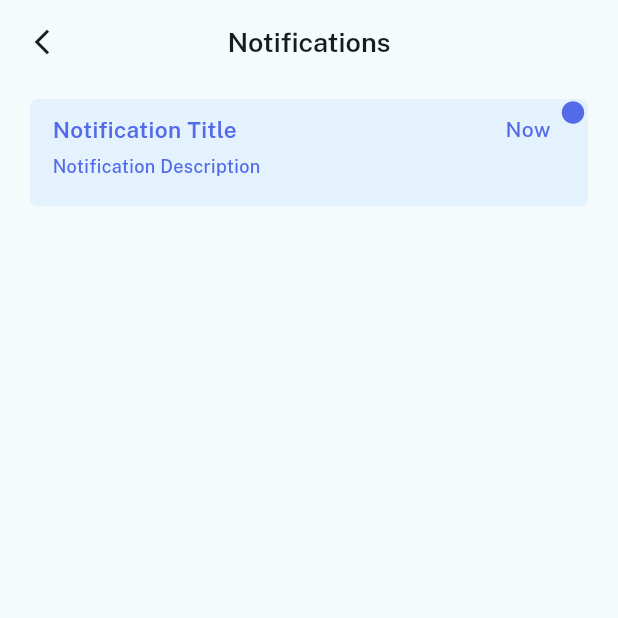
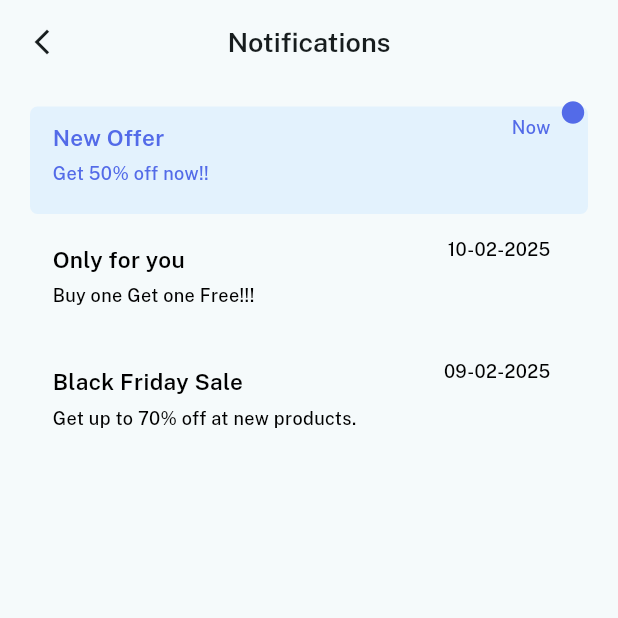
Before and after one commit to HAMZA-CH420/Shoe-Fanatic, a Flutter app: the screen it shows after launch, in the side drawer, after a tap on "Notification", on a phone screen of 412 x 824 dp, the top half of it. Run offline on Flutter 3.47's test engine with Material 3 defaults, Android fonts, the phone set to English and light mode, and no system bars; our stand-ins replace flutter_svg, google_fonts, iconsax, permission_handler, shared_preferences, smooth_page_indicator.

Commit message:
minor changes

```diff
--- a/lib/Features/Authentication Screens/SignUpScreen/enable_notification.dart
+++ b/lib/Features/Authentication Screens/SignUpScreen/enable_notification.dart
@@ -7,7 +7,7 @@ import 'package:shoe_fantastic/Features/Authentication%20Screens/widgets/custom_
 import 'package:shoe_fantastic/Features/BottomNavBar/bottom_nav_bar.dart';
 import 'package:shoe_fantastic/Ui%20Helper/Color%20Palate/color_palate.dart';
 
-import '../../../viewModel/Notification Services/notification_services.dart';
+import '../../../Services/Notification Services/notification_services.dart';
 
 class EnableNotification extends StatelessWidget {
   EnableNotification({super.key});
@@ -112,7 +112,7 @@ class EnableNotification extends StatelessWidget {
           ),
           actions: [
             InkWell(
-                onTap: () async{
+                onTap: () async {
                   var pref = await SharedPreferences.getInstance();
                   pref.setBool("isLoggedIn", true);
                   Navigator.pushReplacement(
--- a/lib/Features/NotificationScreen/notification_screen.dart
+++ b/lib/Features/NotificationScreen/notification_screen.dart
@@ -1,11 +1,21 @@
 import 'package:flutter/material.dart';
 import 'package:google_fonts/google_fonts.dart';
+import 'package:provider/provider.dart';
+import 'package:shoe_fantastic/Features/NotificationScreen/viewModel/provider/notification_provider.dart';
 import 'package:shoe_fantastic/Features/NotificationScreen/widgets/notification_widget.dart';
 
-class NotificationScreen extends StatelessWidget {
+class NotificationScreen extends StatefulWidget {
   const NotificationScreen({super.key});
+
+  @override
+  State<NotificationScreen> createState() => _NotificationScreenState();
+}
+
+class _NotificationScreenState extends State<NotificationScreen> {
   @override
   Widget build(BuildContext context) {
+    List<Map<String, dynamic>> notifications =
+        Provider.of<NotificationProvider>(context).getDummyData();
     return Scaffold(
       appBar: AppBar(
         leading: IconButton(
@@ -29,11 +39,19 @@ class NotificationScreen extends StatelessWidget {
         padding: const EdgeInsets.symmetric(horizontal: 20, vertical: 10),
         child: Column(
           children: [
-            NotificationWidget(
-              isNew: true,
-              title: "Notification Title",
-              description: "Notification Description",
-            ),
+            Expanded(
+              child: ListView.builder(
+                itemCount: notifications.length,
+                itemBuilder: (context, index) {
+                  return NotificationWidget(
+                    isNew: notifications[index]['isNew'],
+                    title: notifications[index]["notificationTitle"],
+                    description: notifications[index]["notificationDesc"],
+                    date: notifications[index]["date"],
+                  );
+                },
+              ),
+            )
           ],
         ),
       ),
--- /dev/null
+++ b/lib/Features/NotificationScreen/viewModel/provider/notification_provider.dart
@@ -0,0 +1,27 @@
+import 'package:flutter/material.dart';
+
+class NotificationProvider extends ChangeNotifier {
+  final List<Map<String, dynamic>> _dummyData = [
+    {
+      'notificationTitle': 'New Offer',
+      'notificationDesc': 'Get 50% off now!!',
+      'isNew': true,
+      'date': 'Now',
+    },
+    {
+      'notificationTitle': 'Only for you',
+      'notificationDesc': 'Buy one Get one Free!!!',
+      'isNew': false,
+      'date': '10-02-2025',
+    },
+    {
+      'notificationTitle': 'Black Friday Sale',
+      'notificationDesc': 'Get up to 70% off at new products. ',
+      'isNew': false,
+      'date': '09-02-2025',
+    },
+  ];
+  List<Map<String, dynamic>> getDummyData() {
+    return _dummyData;
+  }
+}
--- a/lib/Features/NotificationScreen/widgets/notification_widget.dart
+++ b/lib/Features/NotificationScreen/widgets/notification_widget.dart
@@ -7,9 +7,10 @@ class NotificationWidget extends StatelessWidget {
       {super.key,
       required this.isNew,
       required this.title,
-      required this.description});
+      required this.description,
+      required this.date});
   final bool isNew;
-  final String title, description;
+  final String title, description, date;
   @override
   Widget build(BuildContext context) {
     final size = MediaQuery.sizeOf(context);
@@ -21,6 +22,9 @@ class NotificationWidget extends StatelessWidget {
           padding: const EdgeInsets.symmetric(
             horizontal: 15,
             vertical: 10,
+          ),
+          margin: const EdgeInsets.symmetric(
+            vertical: 5,
           ),
           decoration: BoxDecoration(
             borderRadius: BorderRadius.circular(5),
@@ -63,9 +67,9 @@ class NotificationWidget extends StatelessWidget {
             right: 25,
             top: 10,
             child: Text(
-              "Now",
+              date,
               style: GoogleFonts.publicSans(
-                fontSize: 14,
+                fontSize: 12,
                 fontWeight: FontWeight.w500,
                 color: isNew ? Palate.primaryColor : Palate.blackColor,
               ),
--- a/lib/main.dart
+++ b/lib/main.dart
@@ -1,8 +1,17 @@
 import 'package:flutter/material.dart';
+import 'package:provider/provider.dart';
 import 'package:shoe_fantastic/Features/BottomNavBar/bottom_nav_bar.dart';
+import 'package:shoe_fantastic/Features/NotificationScreen/viewModel/provider/notification_provider.dart';
 
 void main() {
-  runApp(const MyApp());
+  runApp(MultiProvider(
+    providers: [
+      ChangeNotifierProvider(
+        create: (context) => NotificationProvider(),
+      )
+    ],
+    child: const MyApp(),
+  ));
 }
 
 class MyApp extends StatelessWidget {
```
Also changed, not shown: lib/Features/NotificationScreen/viewModel/notification_provider.dart (deleted), lib/Services/Notification Services/notification_services.dart (renamed from lib/viewModel/Notification Services/notification_services.dart).
